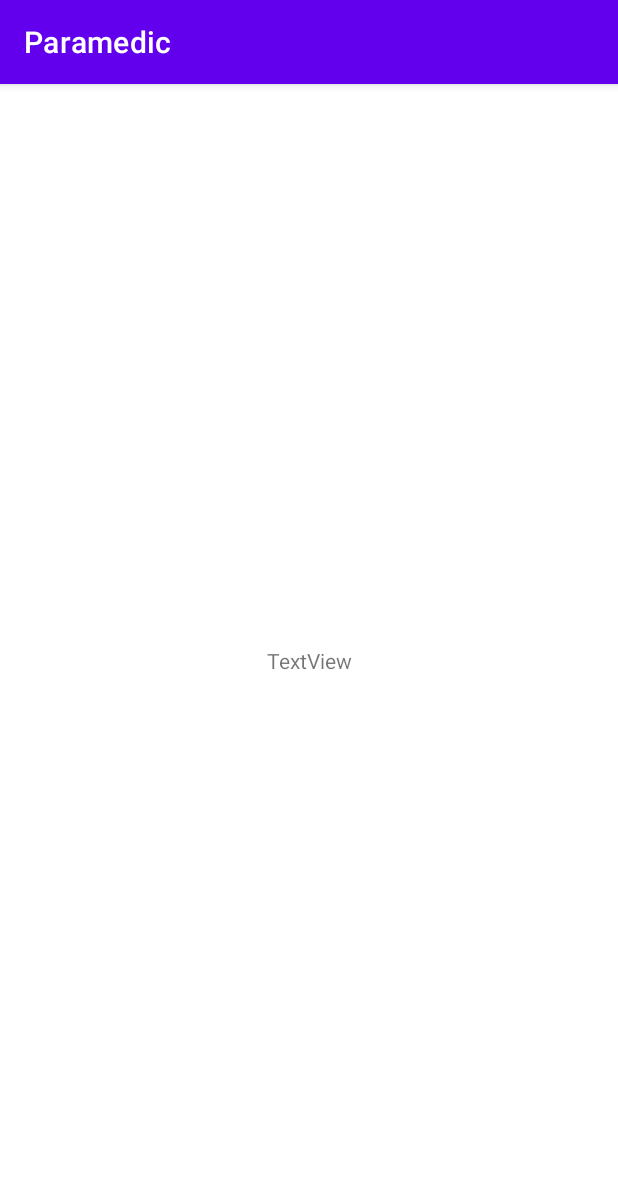
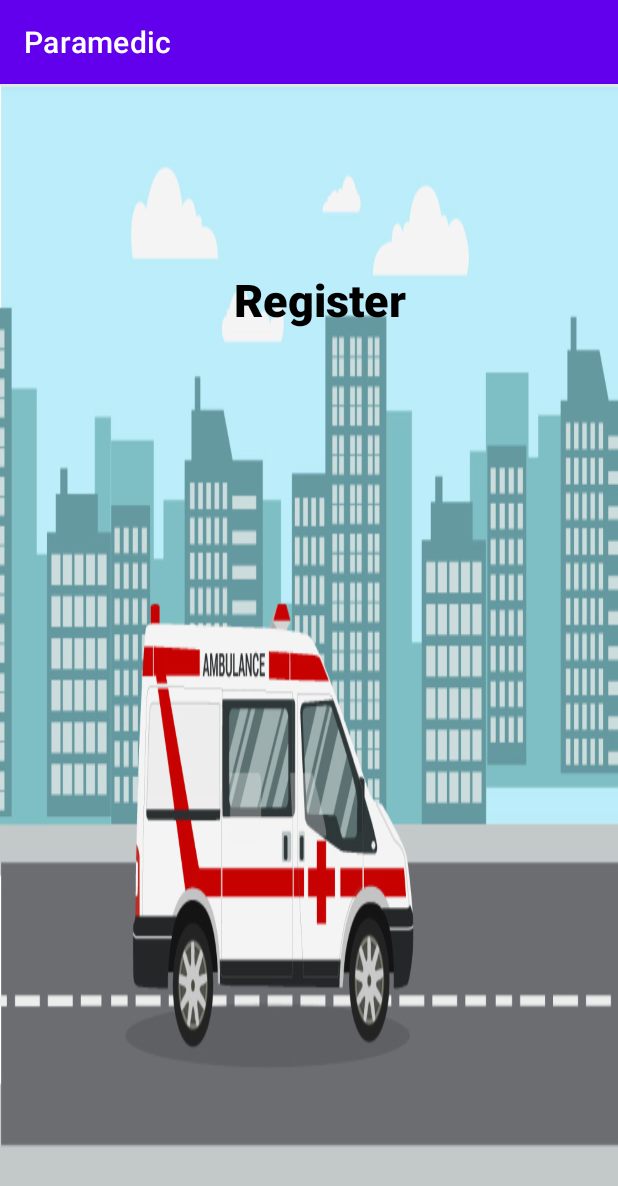
Before and after one commit to userKamalNayan/Paramedic, an Android app: the Signup1 screen opened directly, with no data from a screen before it, on a phone screen of 412 x 824 dp. Shown: the top 1186 px of the screen. Run offline under Robolectric (Android 15) with nearby library versions, the phone set to English and light mode, and no system bars.

Commit message:
Register page

```diff
--- a/app/src/main/res/layout/activity_signup1.xml
+++ b/app/src/main/res/layout/activity_signup1.xml
@@ -4,15 +4,23 @@
     xmlns:tools="http://schemas.android.com/tools"
     android:layout_width="match_parent"
     android:layout_height="match_parent"
+    android:background="@drawable/ambu"
     tools:context=".Signup1">
 
     <TextView
-        android:id="@+id/textView"
+        android:id="@+id/textView2"
         android:layout_width="wrap_content"
         android:layout_height="wrap_content"
-        android:text="TextView"
+        android:layout_marginEnd="8dp"
+        android:layout_marginRight="8dp"
+        android:fontFamily="sans-serif-black"
+        android:text="   Register"
+        android:textColor="@color/black"
+        android:textSize="30sp"
         app:layout_constraintBottom_toBottomOf="parent"
         app:layout_constraintEnd_toEndOf="parent"
         app:layout_constraintStart_toStartOf="parent"
-        app:layout_constraintTop_toTopOf="parent" />
+        app:layout_constraintTop_toTopOf="parent"
+        app:layout_constraintVertical_bias="0.17000002" />
+
 </androidx.constraintlayout.widget.ConstraintLayout>
```
